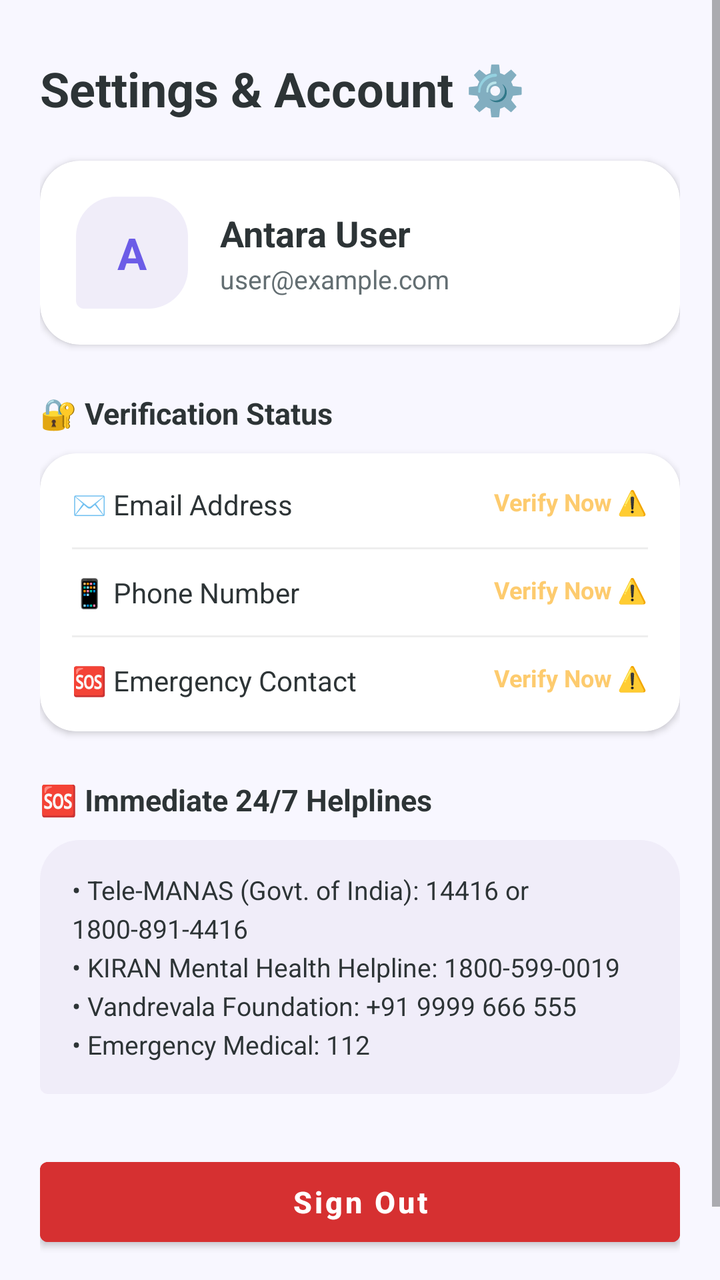
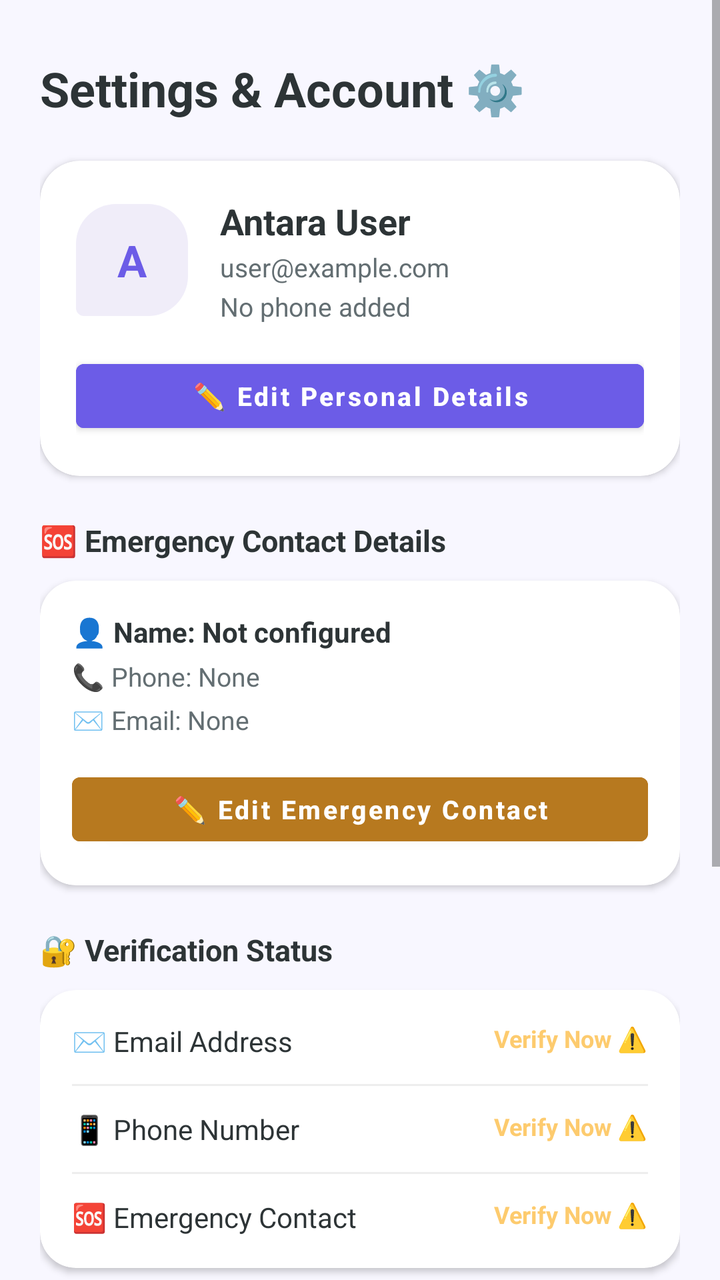

Two renders of the same Android screen: before a commit and after it. Below are the layout's source before the change and the commit's diff.
<!-- AndroidManifest.xml: application theme Theme.Antara -->
<!-- res/layout/activity_settings.xml -->
<?xml version="1.0" encoding="utf-8"?>
<ScrollView xmlns:android="http://schemas.android.com/apk/res/android"
    xmlns:app="http://schemas.android.com/apk/res-auto"
    android:layout_width="match_parent"
    android:layout_height="match_parent"
    android:background="@color/background"
    android:fillViewport="true">

    <LinearLayout
        android:layout_width="match_parent"
        android:layout_height="wrap_content"
        android:orientation="vertical"
        android:padding="20dp">

        <TextView
            android:layout_width="wrap_content"
            android:layout_height="wrap_content"
            android:layout_marginTop="8dp"
            android:text="Settings &amp; Account ⚙️"
            android:textColor="@color/text_primary"
            android:textSize="24sp"
            android:textStyle="bold" />

        
        <androidx.cardview.widget.CardView
            android:layout_width="match_parent"
            android:layout_height="wrap_content"
            android:layout_marginTop="20dp"
            app:cardBackgroundColor="@color/surface"
            app:cardCornerRadius="20dp"
            app:cardElevation="2dp">

            <LinearLayout
                android:layout_width="match_parent"
                android:layout_height="wrap_content"
                android:gravity="center_vertical"
                android:orientation="horizontal"
                android:padding="18dp">

                <TextView
                    android:id="@+id/tv_settings_avatar"
                    android:layout_width="56dp"
                    android:layout_height="56dp"
                    android:background="@drawable/bg_bot_bubble"
                    android:gravity="center"
                    android:text="A"
                    android:textColor="@color/primary"
                    android:textSize="22sp"
                    android:textStyle="bold" />

                <LinearLayout
                    android:layout_width="0dp"
                    android:layout_height="wrap_content"
                    android:layout_marginStart="16dp"
                    android:layout_weight="1"
                    android:orientation="vertical">

                    <TextView
                        android:id="@+id/tv_settings_name"
                        android:layout_width="wrap_content"
                        android:layout_height="wrap_content"
                        android:text="Antara User"
                        android:textColor="@color/text_primary"
                        android:textSize="18sp"
                        android:textStyle="bold" />

                    <TextView
                        android:id="@+id/tv_settings_email"
                        android:layout_width="wrap_content"
                        android:layout_height="wrap_content"
                        android:layout_marginTop="2dp"
                        android:text="user@example.com"
                        android:textColor="@color/text_secondary"
                        android:textSize="13sp" />

                </LinearLayout>

            </LinearLayout>

        </androidx.cardview.widget.CardView>

        
        <TextView
            android:layout_width="wrap_content"
            android:layout_height="wrap_content"
            android:layout_marginTop="24dp"
            android:text="🔐 Verification Status"
            android:textColor="@color/text_primary"
            android:textSize="15sp"
            android:textStyle="bold" />

        <androidx.cardview.widget.CardView
            android:layout_width="match_parent"
            android:layout_height="wrap_content"
            android:layout_marginTop="10dp"
            app:cardBackgroundColor="@color/surface"
            app:cardCornerRadius="18dp"
            app:cardElevation="2dp">

            <LinearLayout
                android:layout_width="match_parent"
                android:layout_height="wrap_content"
                android:orientation="vertical"
                android:padding="16dp">

                <RelativeLayout
                    android:layout_width="match_parent"
                    android:layout_height="wrap_content">
                    <TextView
                        android:layout_width="wrap_content"
                        android:layout_height="wrap_content"
                        android:text="✉️ Email Address"
                        android:textColor="@color/text_primary"
                        android:textSize="14sp" />
                    <TextView
                        android:id="@+id/btn_verify_email"
                        android:layout_width="wrap_content"
                        android:layout_height="wrap_content"
                        android:layout_alignParentEnd="true"
                        android:text="Verify Now ⚠️"
                        android:textColor="@color/warning"
                        android:textSize="12sp"
                        android:textStyle="bold" />
                </RelativeLayout>

                <View
                    android:layout_width="match_parent"
                    android:layout_height="1dp"
                    android:layout_marginTop="12dp"
                    android:layout_marginBottom="12dp"
                    android:background="#EEEEEE" />

                <RelativeLayout
                    android:layout_width="match_parent"
                    android:layout_height="wrap_content">
                    <TextView
                        android:layout_width="wrap_content"
                        android:layout_height="wrap_content"
                        android:text="📱 Phone Number"
                        android:textColor="@color/text_primary"
                        android:textSize="14sp" />
                    <TextView
                        android:id="@+id/btn_verify_phone"
                        android:layout_width="wrap_content"
                        android:layout_height="wrap_content"
                        android:layout_alignParentEnd="true"
                        android:text="Verify Now ⚠️"
                        android:textColor="@color/warning"
                        android:textSize="12sp"
                        android:textStyle="bold" />
                </RelativeLayout>

                <View
                    android:layout_width="match_parent"
                    android:layout_height="1dp"
                    android:layout_marginTop="12dp"
                    android:layout_marginBottom="12dp"
                    android:background="#EEEEEE" />

                <RelativeLayout
                    android:layout_width="match_parent"
                    android:layout_height="wrap_content">
                    <TextView
                        android:layout_width="wrap_content"
                        android:layout_height="wrap_content"
                        android:text="🆘 Emergency Contact"
                        android:textColor="@color/text_primary"
                        android:textSize="14sp" />
                    <TextView
                        android:id="@+id/btn_verify_contact"
                        android:layout_width="wrap_content"
                        android:layout_height="wrap_content"
                        android:layout_alignParentEnd="true"
                        android:text="Verify Now ⚠️"
                        android:textColor="@color/warning"
                        android:textSize="12sp"
                        android:textStyle="bold" />
                </RelativeLayout>

            </LinearLayout>

        </androidx.cardview.widget.CardView>

        
        <TextView
            android:layout_width="wrap_content"
            android:layout_height="wrap_content"
            android:layout_marginTop="24dp"
            android:text="🆘 Immediate 24/7 Helplines"
            android:textColor="@color/text_primary"
            android:textSize="15sp"
            android:textStyle="bold" />

        <LinearLayout
            android:layout_width="match_parent"
            android:layout_height="wrap_content"
            android:layout_marginTop="10dp"
            android:background="@drawable/bg_bot_bubble"
            android:orientation="vertical"
            android:padding="16dp">

            <TextView
                android:layout_width="match_parent"
                android:layout_height="wrap_content"
                android:lineSpacingExtra="4dp"
                android:text="• Tele-MANAS (Govt. of India): 14416 or 1800-891-4416\n• KIRAN Mental Health Helpline: 1800-599-0019\n• Vandrevala Foundation: +91 9999 666 555\n• Emergency Medical: 112"
                android:textColor="@color/text_primary"
                android:textSize="13sp" />

        </LinearLayout>

        
        <Button
            android:id="@+id/btn_settings_logout"
            android:layout_width="match_parent"
            android:layout_height="52dp"
            android:layout_marginTop="28dp"
            android:layout_marginBottom="32dp"
            android:backgroundTint="@color/sos_red"
            android:text="Sign Out"
            android:textAllCaps="false"
            android:textColor="@android:color/white"
            android:textSize="15sp"
            android:textStyle="bold" />

    </LinearLayout>

</ScrollView>
<!-- resources referenced by this layout -->
<resources>
  <color name="background">#F8F7FF</color>
  <color name="primary">#6C5CE7</color>
  <color name="sos_red">#D63031</color>
  <color name="surface">#FFFFFF</color>
  <color name="text_primary">#2D3436</color>
  <color name="text_secondary">#636E72</color>
  <color name="warning">#FDCB6E</color>
  <!-- drawable bg_bot_bubble (drawable) -->
  <?xml version="1.0" encoding="utf-8"?>
  <shape xmlns:android="http://schemas.android.com/apk/res/android"
      android:shape="rectangle">
      <solid android:color="@color/bot_bubble" />
      <corners
          android:topLeftRadius="20dp"
          android:topRightRadius="20dp"
          android:bottomLeftRadius="4dp"
          android:bottomRightRadius="20dp" />
  </shape>
  <style name="Theme.Antara" parent="Theme.MaterialComponents.Light.NoActionBar">
          <item name="colorPrimary">@color/primary</item>
          <item name="colorPrimaryDark">@color/primary_dark</item>
          <item name="colorSecondary">@color/primary_light</item>
          <item name="android:windowBackground">@color/background</item>
          <item name="android:statusBarColor">@color/background</item>
          <item name="android:windowLightStatusBar">true</item>
      </style>
  <color name="bot_bubble">#F0EDF9</color>
  <color name="primary_dark">#5647D0</color>
  <color name="primary_light">#A29BFE</color>
</resources>

<!-- the commit's change to res/layout/activity_settings.xml (unified diff, before → after) -->
@@ -33,47 +33,75 @@
             <LinearLayout
                 android:layout_width="match_parent"
                 android:layout_height="wrap_content"
-                android:gravity="center_vertical"
-                android:orientation="horizontal"
+                android:orientation="vertical"
                 android:padding="18dp">
 
-                <TextView
-                    android:id="@+id/tv_settings_avatar"
-                    android:layout_width="56dp"
-                    android:layout_height="56dp"
-                    android:background="@drawable/bg_bot_bubble"
-                    android:gravity="center"
-                    android:text="A"
-                    android:textColor="@color/primary"
-                    android:textSize="22sp"
+                <LinearLayout
+                    android:layout_width="match_parent"
+                    android:layout_height="wrap_content"
+                    android:gravity="center_vertical"
+                    android:orientation="horizontal">
+
+                    <TextView
+                        android:id="@+id/tv_settings_avatar"
+                        android:layout_width="56dp"
+                        android:layout_height="56dp"
+                        android:background="@drawable/bg_bot_bubble"
+                        android:gravity="center"
+                        android:text="A"
+                        android:textColor="@color/primary"
+                        android:textSize="22sp"
+                        android:textStyle="bold" />
+
+                    <LinearLayout
+                        android:layout_width="0dp"
+                        android:layout_height="wrap_content"
+                        android:layout_marginStart="16dp"
+                        android:layout_weight="1"
+                        android:orientation="vertical">
+
+                        <TextView
+                            android:id="@+id/tv_settings_name"
+                            android:layout_width="wrap_content"
+                            android:layout_height="wrap_content"
+                            android:text="Antara User"
+                            android:textColor="@color/text_primary"
+                            android:textSize="18sp"
+                            android:textStyle="bold" />
+
+                        <TextView
+                            android:id="@+id/tv_settings_email"
+                            android:layout_width="wrap_content"
+                            android:layout_height="wrap_content"
+                            android:layout_marginTop="2dp"
+                            android:text="user@example.com"
+                            android:textColor="@color/text_secondary"
+                            android:textSize="13sp" />
+
+                        <TextView
+                            android:id="@+id/tv_settings_phone"
+                            android:layout_width="wrap_content"
+                            android:layout_height="wrap_content"
+                            android:layout_marginTop="2dp"
+                            android:text="No phone added"
+                            android:textColor="@color/text_secondary"
+                            android:textSize="13sp" />
+
+                    </LinearLayout>
+
+                </LinearLayout>
+
+                <Button
+                    android:id="@+id/btn_edit_profile"
+                    android:layout_width="match_parent"
+                    android:layout_height="44dp"
+                    android:layout_marginTop="14dp"
+                    android:backgroundTint="@color/primary"
+                    android:text="✏️ Edit Personal Details"
+                    android:textAllCaps="false"
+                    android:textColor="@android:color/white"
+                    android:textSize="13sp"
                     android:textStyle="bold" />
-
-                <LinearLayout
-                    android:layout_width="0dp"
-                    android:layout_height="wrap_content"
-                    android:layout_marginStart="16dp"
-                    android:layout_weight="1"
-                    android:orientation="vertical">
-
-                    <TextView
-                        android:id="@+id/tv_settings_name"
-                        android:layout_width="wrap_content"
-                        android:layout_height="wrap_content"
-                        android:text="Antara User"
-                        android:textColor="@color/text_primary"
-                        android:textSize="18sp"
-                        android:textStyle="bold" />
-
-                    <TextView
-                        android:id="@+id/tv_settings_email"
-                        android:layout_width="wrap_content"
-                        android:layout_height="wrap_content"
-                        android:layout_marginTop="2dp"
-                        android:text="user@example.com"
-                        android:textColor="@color/text_secondary"
-                        android:textSize="13sp" />
-
-                </LinearLayout>
 
             </LinearLayout>
 
@@ -83,7 +111,74 @@
         <TextView
             android:layout_width="wrap_content"
             android:layout_height="wrap_content"
-            android:layout_marginTop="24dp"
+            android:layout_marginTop="22dp"
+            android:text="🆘 Emergency Contact Details"
+            android:textColor="@color/text_primary"
+            android:textSize="15sp"
+            android:textStyle="bold" />
+
+        <androidx.cardview.widget.CardView
+            android:layout_width="match_parent"
+            android:layout_height="wrap_content"
+            android:layout_marginTop="10dp"
+            app:cardBackgroundColor="@color/surface"
+            app:cardCornerRadius="18dp"
+            app:cardElevation="2dp">
+
+            <LinearLayout
+                android:layout_width="match_parent"
+                android:layout_height="wrap_content"
+                android:orientation="vertical"
+                android:padding="16dp">
+
+                <TextView
+                    android:id="@+id/tv_contact_name"
+                    android:layout_width="wrap_content"
+                    android:layout_height="wrap_content"
+                    android:text="👤 Name: Not configured"
+                    android:textColor="@color/text_primary"
+                    android:textSize="14sp"
+                    android:textStyle="bold" />
+
+                <TextView
+                    android:id="@+id/tv_contact_phone"
+                    android:layout_width="wrap_content"
+                    android:layout_height="wrap_content"
+                    android:layout_marginTop="4dp"
+                    android:text="📞 Phone: None"
+                    android:textColor="@color/text_secondary"
+                    android:textSize="13sp" />
+
+                <TextView
+                    android:id="@+id/tv_contact_email"
+                    android:layout_width="wrap_content"
+                    android:layout_height="wrap_content"
+                    android:layout_marginTop="4dp"
+                    android:text="✉️ Email: None"
+                    android:textColor="@color/text_secondary"
+                    android:textSize="13sp" />
+
+                <Button
+                    android:id="@+id/btn_edit_contact"
+                    android:layout_width="match_parent"
+                    android:layout_height="44dp"
+                    android:layout_marginTop="14dp"
+                    android:backgroundTint="#B7791F"
+                    android:text="✏️ Edit Emergency Contact"
+                    android:textAllCaps="false"
+                    android:textColor="@android:color/white"
+                    android:textSize="13sp"
+                    android:textStyle="bold" />
+
+            </LinearLayout>
+
+        </androidx.cardview.widget.CardView>
+
+        
+        <TextView
+            android:layout_width="wrap_content"
+            android:layout_height="wrap_content"
+            android:layout_marginTop="22dp"
             android:text="🔐 Verification Status"
             android:textColor="@color/text_primary"
             android:textSize="15sp"
@@ -185,7 +280,7 @@
         <TextView
             android:layout_width="wrap_content"
             android:layout_height="wrap_content"
-            android:layout_marginTop="24dp"
+            android:layout_marginTop="22dp"
             android:text="🆘 Immediate 24/7 Helplines"
             android:textColor="@color/text_primary"
             android:textSize="15sp"
